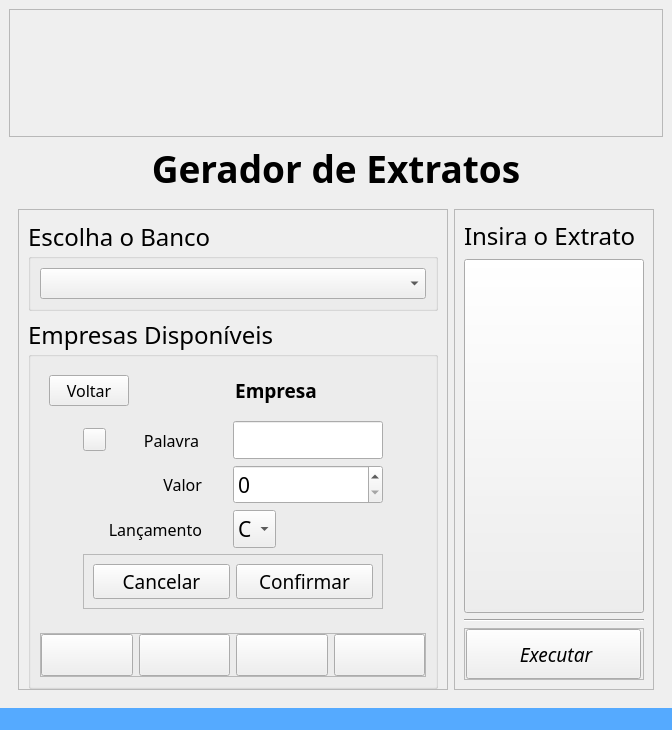
Above: code/src/ui/window_extratos.ui from DeltaPrice-Pedro/Extrato_Auto before the change. Below: the same form after it.
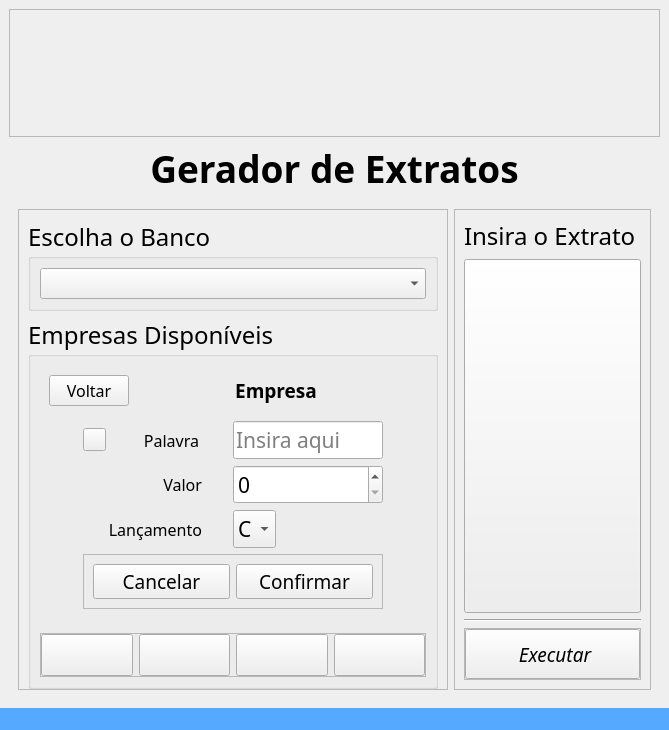
That is the form after the change. The open tabs and pages were chosen to show the change. Icons and pictures are not drawn.

Commit message: crud reference

```diff
--- a/code/src/ui/window_extratos.ui
+++ b/code/src/ui/window_extratos.ui
@@ -6,8 +6,8 @@
    <rect>
     <x>0</x>
     <y>0</y>
-    <width>672</width>
-    <height>654</height>
+    <width>667</width>
+    <height>651</height>
    </rect>
   </property>
   <property name="windowTitle">
@@ -435,6 +435,9 @@
                             <pointsize>16</pointsize>
                            </font>
                           </property>
+                          <property name="placeholderText">
+                           <string>Insira aqui</string>
+                          </property>
                          </widget>
                         </item>
                         <item row="1" column="2">
```
Left out of the diff: 8 changed lines with no effect on the pictures. The commit also changes 2 other files.
